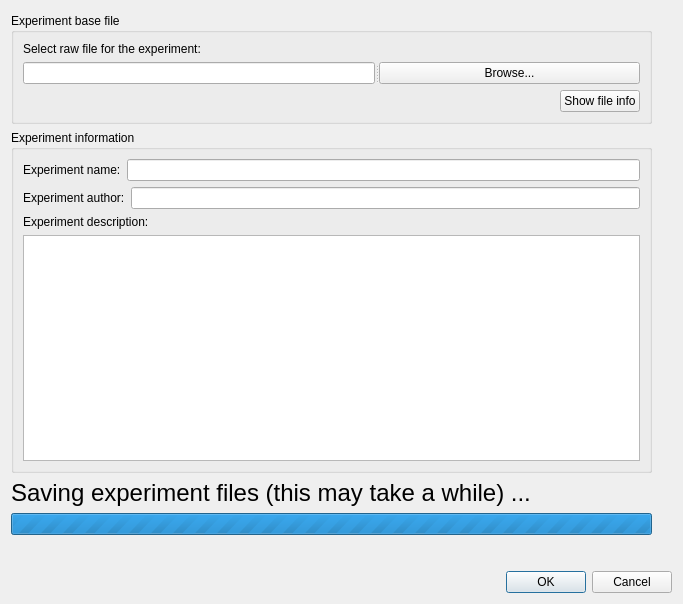
First picture: the form in meggie/ui/qt4Designer_ui_files/createExperimentDialog.ui, repository cibr-jyu/meggie, before the edit.
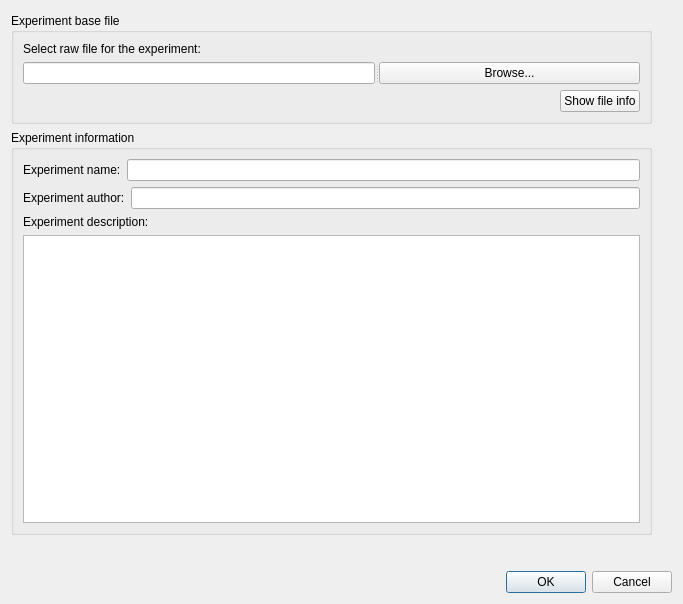
Second picture: the form after the edit.

Diff of the .ui file:
```diff
--- a/meggie/ui/qt4Designer_ui_files/createExperimentDialog.ui
+++ b/meggie/ui/qt4Designer_ui_files/createExperimentDialog.ui
@@ -31,7 +31,7 @@
         <x>0</x>
         <y>0</y>
         <width>665</width>
-        <height>547</height>
+        <height>546</height>
        </rect>
       </property>
       <property name="minimumSize">
@@ -154,28 +154,6 @@
           </layout>
          </widget>
         </item>
-        <item>
-         <widget class="QLabel" name="labelCreatingExperiment">
-          <property name="font">
-           <font>
-            <pointsize>18</pointsize>
-           </font>
-          </property>
-          <property name="text">
-           <string>Saving experiment files (this may take a while) ...</string>
-          </property>
-         </widget>
-        </item>
-        <item>
-         <widget class="QProgressBar" name="progressBarCreatingExperiment">
-          <property name="maximum">
-           <number>0</number>
-          </property>
-          <property name="value">
-           <number>-1</number>
-          </property>
-         </widget>
-        </item>
        </layout>
       </widget>
      </widget>
```
